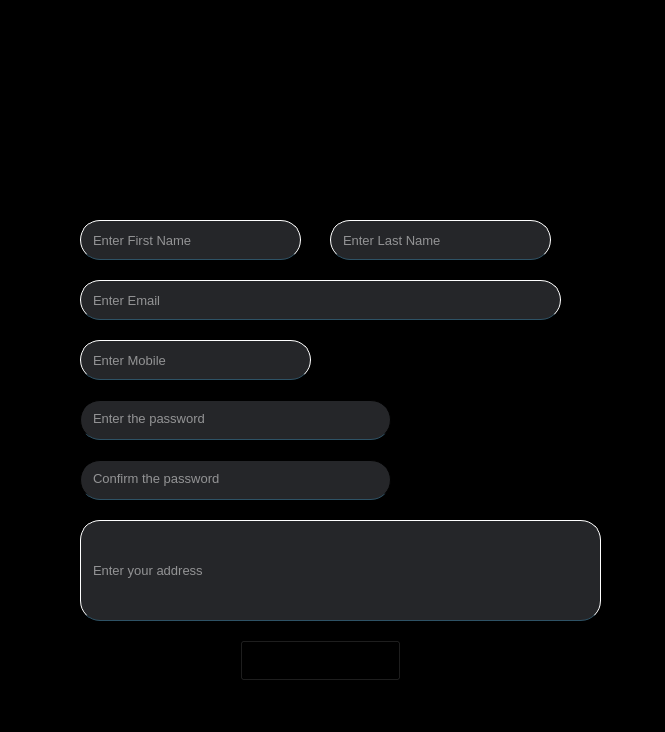
Before: the Qt Designer form frontend/register.ui in rushii1192/covid-mgmt, drawn with Qt 5.
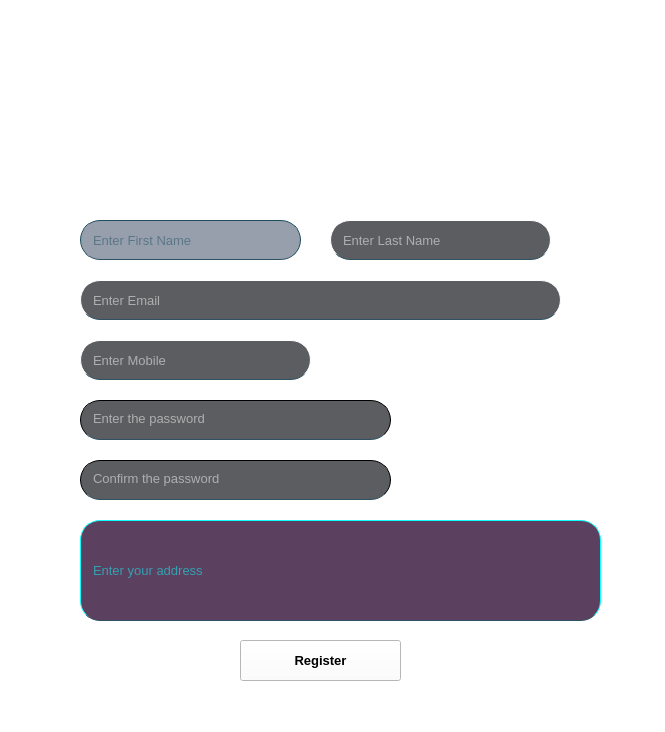
After: the same form once the commit is applied. Icons and pictures are not drawn.

```diff
--- a/frontend/register.ui
+++ b/frontend/register.ui
@@ -14,7 +14,7 @@
    <string>RegisterWindow</string>
   </property>
   <property name="styleSheet">
-   <string notr="true">background-color: rgb(0, 0, 0);</string>
+   <string notr="true">background-color: rgb(255, 255, 255);</string>
   </property>
   <widget class="QWidget" name="centralwidget">
    <widget class="QLineEdit" name="firstName">
@@ -32,8 +32,8 @@
      </font>
     </property>
     <property name="styleSheet">
-     <string notr="true">background-color:rgba(47,49,52,200);
-color:rgb(255,255,255);
+     <string notr="true">background-color:rgb(151, 159, 173);
+color:rgb(30,78,95);
 border-radius:20px;
 padding-left:10px;
 border:1px solid rgba(f,f,f,f);
@@ -204,8 +204,8 @@
      </font>
     </property>
     <property name="styleSheet">
-     <string notr="true">background-color:rgba(47,49,52,200);
-color:rgb(255,255,255);
+     <string notr="true">background-color:rgba(47,12,52,200);
+color:rgb(11,255,255);
 border-radius:20px;
 padding-left:10px;
 border:1px solid rgba(f,f,f,f);
```
